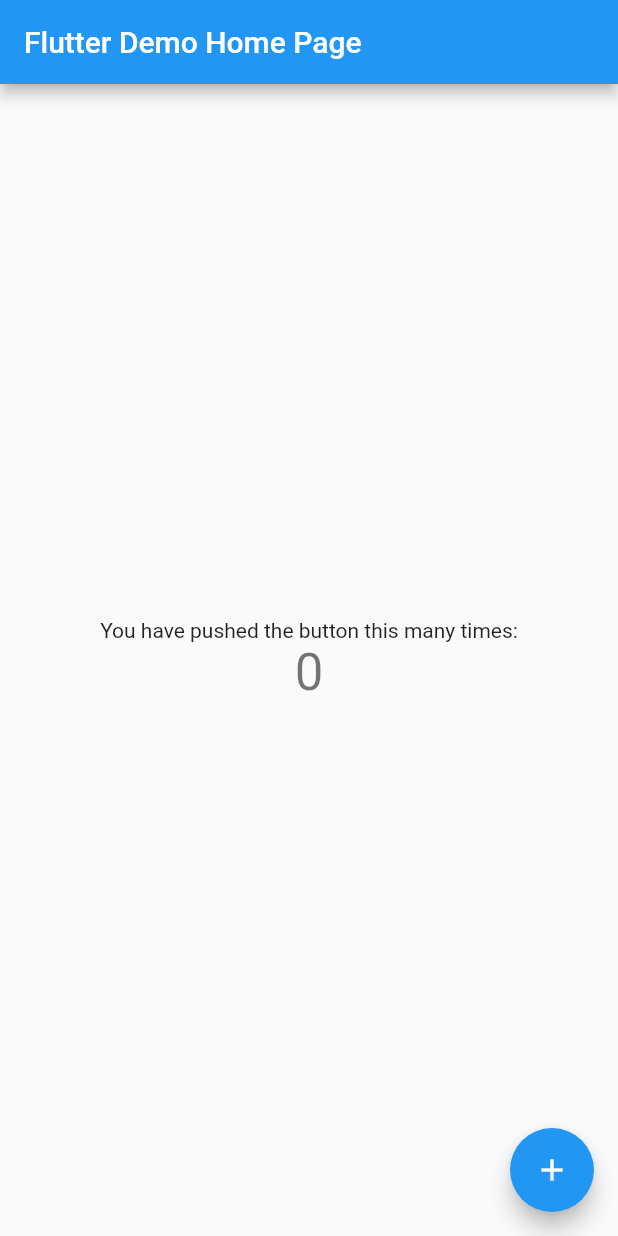
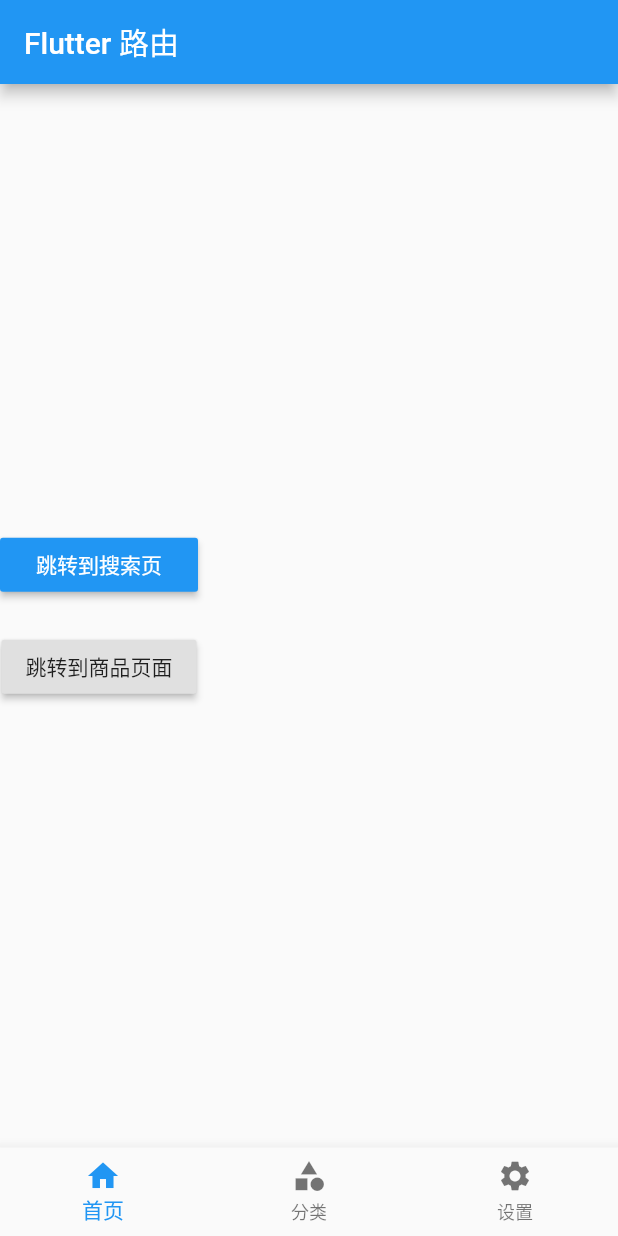
Before and after one commit to VIOOOO/FlutterDemoMo, a Flutter app: the screen it shows after launch, on a phone screen of 412 x 824 dp. Run offline on Flutter 3.47's test engine with Material 2 defaults, Android fonts, the light colour scheme and no system bars.

Commit message:
路由范例

```diff
--- a/lib/main.dart
+++ b/lib/main.dart
@@ -1,111 +1,33 @@
 import 'package:flutter/material.dart';
 
-void main() => runApp(MyApp());
 
-class MyApp extends StatelessWidget {
-  // This widget is the root of your application.
+// 引入路由组件
+import 'routes/Routes.dart';
+
+void main() => runApp(Myapp());
+
+class Myapp extends StatelessWidget {
   @override
   Widget build(BuildContext context) {
     return MaterialApp(
-      title: 'Flutter Demo',
+      // Tabs() 写入路由后 为成根路由，可以省略 home 属性，
+      // home: Tabs(),
+      // 省略 home 后缺少入口 所以需要 initialRoute，在初始化时候，加载的路由，即加载 Tabs 组件
+      initialRoute: '/',
+
+
+      // // 命名路由需要配置在根组件内，如当前位置， 可以抽离成组件
+      // routes: {
+      //   '/form': (context) => FormPage(),
+      //   '/search': (context) => SearchPage(),
+      // },
+
+      // 路由组件内创建的方法，这里方法不需要加括号，加括号表示传参
+      onGenerateRoute: onGenerateRoute,
+      // 自定义主题颜色
       theme: ThemeData(
-        // This is the theme of your application.
-        //
-        // Try running your application with "flutter run". You'll see the
-        // application has a blue toolbar. Then, without quitting the app, try
-        // changing the primarySwatch below to Colors.green and then invoke
-        // "hot reload" (press "r" in the console where you ran "flutter run",
-        // or simply save your changes to "hot reload" in a Flutter IDE).
-        // Notice that the counter didn't reset back to zero; the application
-        // is not restarted.
         primarySwatch: Colors.blue,
       ),
-      home: MyHomePage(title: 'Flutter Demo Home Page'),
     );
   }
 }
-
-class MyHomePage extends StatefulWidget {
-  MyHomePage({Key key, this.title}) : super(key: key);
-
-  // This widget is the home page of your application. It is stateful, meaning
-  // that it has a State object (defined below) that contains fields that affect
-  // how it looks.
-
-  // This class is the configuration for the state. It holds the values (in this
-  // case the title) provided by the parent (in this case the App widget) and
-  // used by the build method of the State. Fields in a Widget subclass are
-  // always marked "final".
-
-  final String title;
-
-  @override
-  _MyHomePageState createState() => _MyHomePageState();
-}
-
-class _MyHomePageState extends State<MyHomePage> {
-  int _counter = 0;
-
-  void _incrementCounter() {
-    setState(() {
-      // This call to setState tells the Flutter framework that something has
-      // changed in this State, which causes it to rerun the build method below
-      // so that the display can reflect the updated values. If we changed
-      // _counter without calling setState(), then the build method would not be
-      // called again, and so nothing would appear to happen.
-      _counter++;
-    });
-  }
-
-  @override
-  Widget build(BuildContext context) {
-    // This method is rerun every time setState is called, for instance as done
-    // by the _incrementCounter method above.
-    //
-    // The Flutter framework has been optimized to make rerunning build methods
-    // fast, so that you can just rebuild anything that needs updating rather
-    // than having to individually change instances of widgets.
-    return Scaffold(
-      appBar: AppBar(
-        // Here we take the value from the MyHomePage object that was created by
-        // the App.build method, and use it to set our appbar title.
-        title: Text(widget.title),
-      ),
-      body: Center(
-        // Center is a layout widget. It takes a single child and positions it
-        // in the middle of the parent.
-        child: Column(
-          // Column is also a layout widget. It takes a list of children and
-          // arranges them vertically. By default, it sizes itself to fit its
-          // children horizontally, and tries to be as tall as its parent.
-          //
-          // Invoke "debug painting" (press "p" in the console, choose the
-          // "Toggle Debug Paint" action from the Flutter Inspector in Android
-          // Studio, or the "Toggle Debug Paint" command in Visual Studio Code)
-          // to see the wireframe for each widget.
-          //
-          // Column has various properties to control how it sizes itself and
-          // how it positions its children. Here we use mainAxisAlignment to
-          // center the children vertically; the main axis here is the vertical
-          // axis because Columns are vertical (the cross axis would be
-          // horizontal).
-          mainAxisAlignment: MainAxisAlignment.center,
-          children: <Widget>[
-            Text(
-              'You have pushed the button this many times:',
-            ),
-            Text(
-              '$_counter',
-              style: Theme.of(context).textTheme.display1,
-            ),
-          ],
-        ),
-      ),
-      floatingActionButton: FloatingActionButton(
-        onPressed: _incrementCounter,
-        tooltip: 'Increment',
-        child: Icon(Icons.add),
-      ), // This trailing comma makes auto-formatting nicer for build methods.
-    );
-  }
-}
--- /dev/null
+++ b/lib/pages/Form.dart
@@ -0,0 +1,42 @@
+import 'package:flutter/material.dart';
+
+class FormPage extends StatelessWidget {
+  String title;
+  FormPage({this.title = "表单"});
+
+  // 表单页面
+  @override
+  Widget build(BuildContext context) {
+    return Scaffold(
+      // 浮动按钮
+      floatingActionButton: FloatingActionButton(
+        child: Text('返回'),
+        onPressed: () {
+          Navigator.of(context).pop();
+        },
+      ),
+      appBar: AppBar(
+        title: Text(this.title),
+      ),
+      body: ListView(
+        children: <Widget>[
+          ListTile(
+            title: Text('我是表单页面'),
+          ),
+          ListTile(
+            title: Text('我是表单页面'),
+          ),
+          ListTile(
+            title: Text('我是表单页面'),
+          ),
+          ListTile(
+            title: Text('我是表单页面'),
+          ),
+          ListTile(
+            title: Text('我是表单页面'),
+          ),
+        ],
+      ),
+    );
+  }
+}
--- /dev/null
+++ b/lib/pages/Tabs.dart
@@ -0,0 +1,69 @@
+import 'package:flutter/material.dart';
+import 'tabs/Home.dart';
+import 'tabs/Category.dart';
+import 'tabs/Setting.dart';
+
+// Tab 组件02
+class Tabs extends StatefulWidget {
+  // 声明传入的页码 接收
+  final index;
+  Tabs({Key key, this.index = 0}) : super(key: key);
+
+  @override
+  _TabsState createState() => _TabsState(this.index);
+}
+
+class _TabsState extends State<Tabs> {
+  // 声明页码
+  int _currentIndex;
+  // int _currentIndex = 0;
+
+  _TabsState(index) {
+    this._currentIndex = index;
+  }
+
+  // tabs 页面
+  List _pageList = [
+    HomePage(),
+    CategoryPage(),
+    SettingPage(),
+  ];
+
+  @override
+  Widget build(BuildContext context) {
+    return Scaffold(
+      appBar: AppBar(
+        title: Text('Flutter 路由'),
+      ),
+      // 根据 tab 页签改变切换页面
+      body: this._pageList[this._currentIndex],
+      // BottomNavigationBar 自定义底部导航
+      bottomNavigationBar: BottomNavigationBar(
+        currentIndex: this._currentIndex, // 第几个选中
+        onTap: (int index) {
+          setState(() {
+            // 重新渲染
+            this._currentIndex = index;
+          });
+        },
+        // iconSize: 25.0, // 图标大小
+        // fixedColor: Colors.red, // 选中颜色
+        // type: BottomNavigationBarType.fixed, // 配置底部可以有多个按钮 大于3个需要该属性
+        items: [
+          BottomNavigationBarItem(
+            icon: Icon(Icons.home),
+            title: Text('首页'),
+          ),
+          BottomNavigationBarItem(
+            icon: Icon(Icons.category),
+            title: Text('分类'),
+          ),
+          BottomNavigationBarItem(
+            icon: Icon(Icons.settings),
+            title: Text('设置'),
+          ),
+        ],
+      ),
+    );
+  }
+}
--- /dev/null
+++ b/lib/pages/tabs/Home.dart
@@ -0,0 +1,38 @@
+import 'package:flutter/material.dart';
+
+// 首页
+class HomePage extends StatefulWidget {
+  HomePage({Key key}) : super(key: key);
+
+  @override
+  _HomePageState createState() => _HomePageState();
+}
+
+class _HomePageState extends State<HomePage> {
+  @override
+  Widget build(BuildContext context) {
+    return Column(
+      mainAxisAlignment: MainAxisAlignment.center,
+      children: <Widget>[
+        RaisedButton(
+          child: Text('跳转到搜索页'),
+          onPressed: () {
+            // 命名路由跳转 并传值
+            Navigator.pushNamed(context, '/search',arguments:{
+              "id":123
+            });
+          },
+          color: Theme.of(context).accentColor,
+          textTheme: ButtonTextTheme.primary,
+        ),
+        SizedBox(height: 20),
+        RaisedButton(
+          child: Text('跳转到商品页面'),
+          onPressed: () {
+            Navigator.pushNamed(context, '/product');
+          },
+        ),
+      ],
+    );
+  }
+}
--- /dev/null
+++ b/lib/routes/Routes.dart
@@ -0,0 +1,58 @@
+import 'package:flutter/material.dart';
+// 命名路由 引入需要跳转的页面进行路由配置
+import '../pages/Tabs.dart';
+import '../pages/Form.dart';
+import '../pages/Search.dart';
+import '../pages/Product.dart';
+import '../pages/ProductInfo.dart';
+
+// 登陆注册 案例 路由替换 返回根组件
+import '../pages/user/Login.dart';
+import '../pages/user/RegisterFirst.dart';
+import '../pages/user/RegisterSecond.dart';
+import '../pages/user/RegisterThrid.dart';
+
+
+// 配置命名路由
+final routes = {
+  // 根路由
+  '/': (context) => Tabs(),
+  // 无传参
+  '/form': (context) => FormPage(),
+  // 需要传参， {arguments} 表示可选参数， 参数名与接收方法对应 arguments
+  '/search': (context, {arguments}) => SearchPage(arguments: arguments),
+
+  '/product': (context) => ProductPage(),
+  '/productInfo': (context, {arguments}) => ProductInfoPage(arguments: arguments),
+  '/login': (context)=>LoginPage(),
+  '/registerFirst': (context)=>RegisterFirstPage(),
+  '/registerSecond': (context)=>RegisterSecondPage(),
+  '/registerThrid': (context)=>RegisterThridPage(),
+
+};
+
+//  固定路由写法
+// 创建路由处理方法
+var onGenerateRoute = (RouteSettings settings) {
+  // print(settings.name);
+  final String name = settings.name;
+  // 获取名称对应的方法并赋值到 pageContentBuilder
+  final Function pageContentBuilder = routes[name];
+
+  if (pageContentBuilder != null) {
+    if (settings.arguments != null) {
+      // 命名路由内传参
+      final Route route = MaterialPageRoute(
+        builder: (context) =>
+            pageContentBuilder(context, arguments: settings.arguments),
+      );
+      return route;
+    } else {
+      // 无需传参
+      final Route route = MaterialPageRoute(
+        builder: (context) => pageContentBuilder(context),
+      );
+      return route;
+    }
+  }
+};
```
Also changed, not shown: lib/pages/Product.dart (added, +32 -0 lines), lib/pages/ProductInfo.dart (added, +29 -0 lines), lib/pages/Search.dart (added, +18 -0 lines), lib/pages/tabs/Category.dart (added, +30 -0 lines), lib/pages/tabs/My.dart (added, +16 -0 lines), lib/pages/tabs/Setting.dart (added, +48 -0 lines), lib/pages/user/Login.dart (added, +34 -0 lines), lib/pages/user/RegisterFirst.dart (added, +37 -0 lines), lib/pages/user/RegisterSecond.dart (added, +34 -0 lines), lib/pages/user/RegisterThrid.dart (added, +46 -0 lines).
